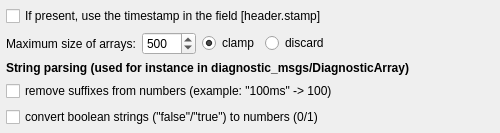
The window that parser_ros/ros_parser_options.ui (PlotJuggler/pj-official-plugins) describes before a commit, drawn with Qt 5.
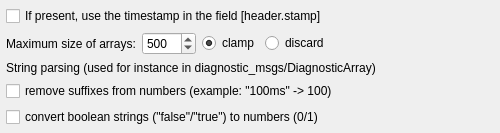
The same window after the commit.

Commit message:
style(plugins): DemiBold (600) emphasis instead of Bold, matching the app
PlotJuggler moved its emphasis from Bold to DemiBold (PlotJuggler#1542);
the plugin dialogs follow: the CSV, ROS 2 and ROS parser dialogs, the
exporter's table headers and widget_log's emphasised rows. All five
versions are unreleased, so their current changelog entries gain the
bullet (widget_log's first release needs none).

Claude-Session: https://claude.ai/code/session_01ME1hnRdwoR4r6TjejScpyA

What changed in the file:
```diff
--- a/parser_ros/ros_parser_options.ui
+++ b/parser_ros/ros_parser_options.ui
@@ -106,7 +106,7 @@
     <widget class="QLabel" name="labelStringParsing">
      <property name="font">
       <font>
-       <bold>true</bold>
+       <fontweight>DemiBold</fontweight>
       </font>
      </property>
      <property name="text">
```
The commit also changes 8 other files.
